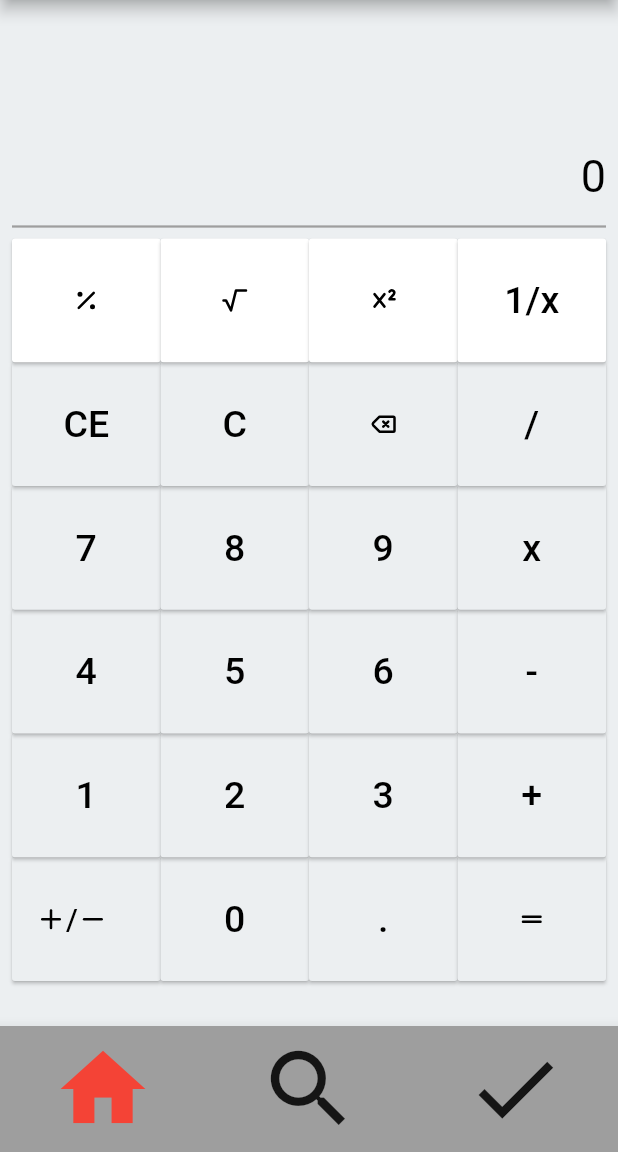
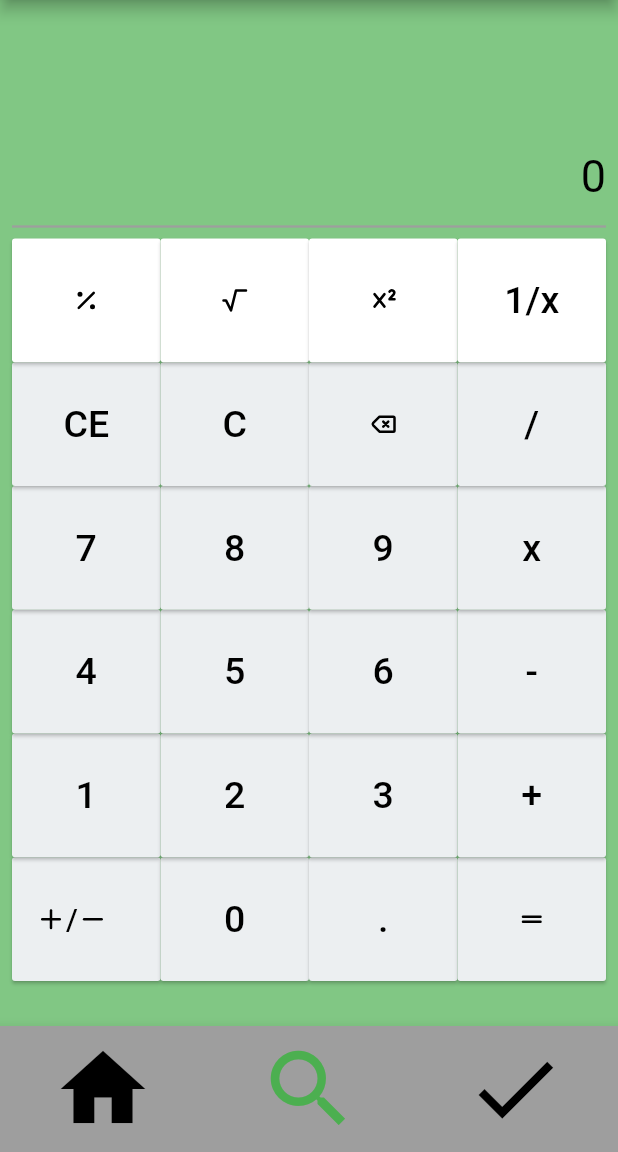
Before and after one commit to katskoru/first_project_from_figma, a Flutter app: the screen it shows after launch, item 2 of the bottom bar chosen, after a tap on the "home" icon, after a tap on the "search" icon, on a phone screen of 412 x 824 dp, the part 84-1236 px from its top. Run offline on Flutter 3.47's test engine with Material 2 defaults, Android fonts, the light colour scheme and no system bars; our stand-ins replace flutter_tabler_icons, math_expressions.

Commit message:
colors_of_bottom_buttons

```diff
--- a/lib/screens/AnimatedContainer.dart
+++ b/lib/screens/AnimatedContainer.dart
@@ -26,6 +26,7 @@ class _MyAnContState extends State<MyAnCont> {
   @override
   Widget build(BuildContext context) {
     return Scaffold(
+      backgroundColor: Colors.red[100],
       body: Column(
         mainAxisSize: MainAxisSize.max,
         children: [
--- a/lib/screens/calculator.dart
+++ b/lib/screens/calculator.dart
@@ -90,7 +90,7 @@ class _CalcPageState extends State<CalcPage> {
   @override
   Widget build(BuildContext context) {
     return Scaffold(
-        backgroundColor: Colors.blueGrey[50],
+        backgroundColor: Colors.green[300],
         body: Padding(
           padding: const EdgeInsets.all(8.0),
           child: Center(
--- a/lib/screens/home.dart
+++ b/lib/screens/home.dart
@@ -106,7 +106,7 @@ class _MyHomePageState extends State<MyHomePage> {
             IconButton(
                 iconSize: 68.0,
                 icon: const Icon(Icons.home),
-                color: Colors.red,
+                color: index == 0 ? Colors.red : Colors.black,
                 onPressed: () {
                   setState(() {
                     index = 0;
@@ -115,6 +115,7 @@ class _MyHomePageState extends State<MyHomePage> {
             IconButton(
               iconSize: 68.0,
               icon: const Icon(Icons.search),
+              color: index == 1 ? Colors.green : Colors.black,
               onPressed: () {
                 setState(() {
                   index = 1;
@@ -124,6 +125,7 @@ class _MyHomePageState extends State<MyHomePage> {
             IconButton(
               iconSize: 68.0,
               icon: const Icon(Icons.check),
+              color: index == 2 ? Colors.blue[900] : Colors.black,
               onPressed: () {
                 setState(() {
                   index = 2;
```
